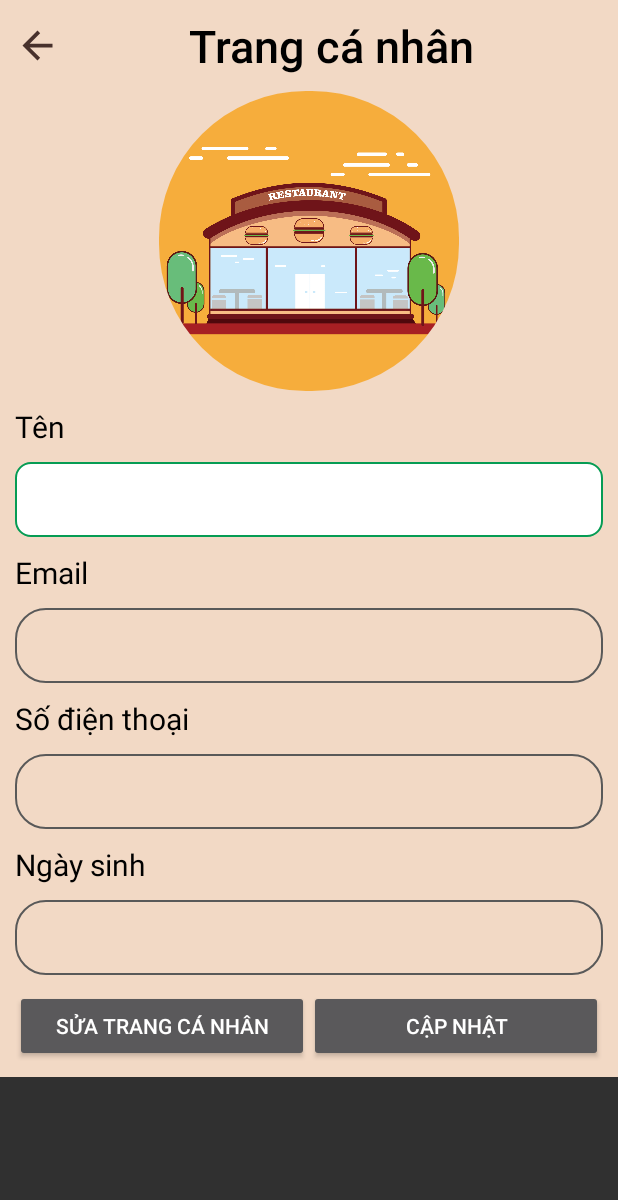
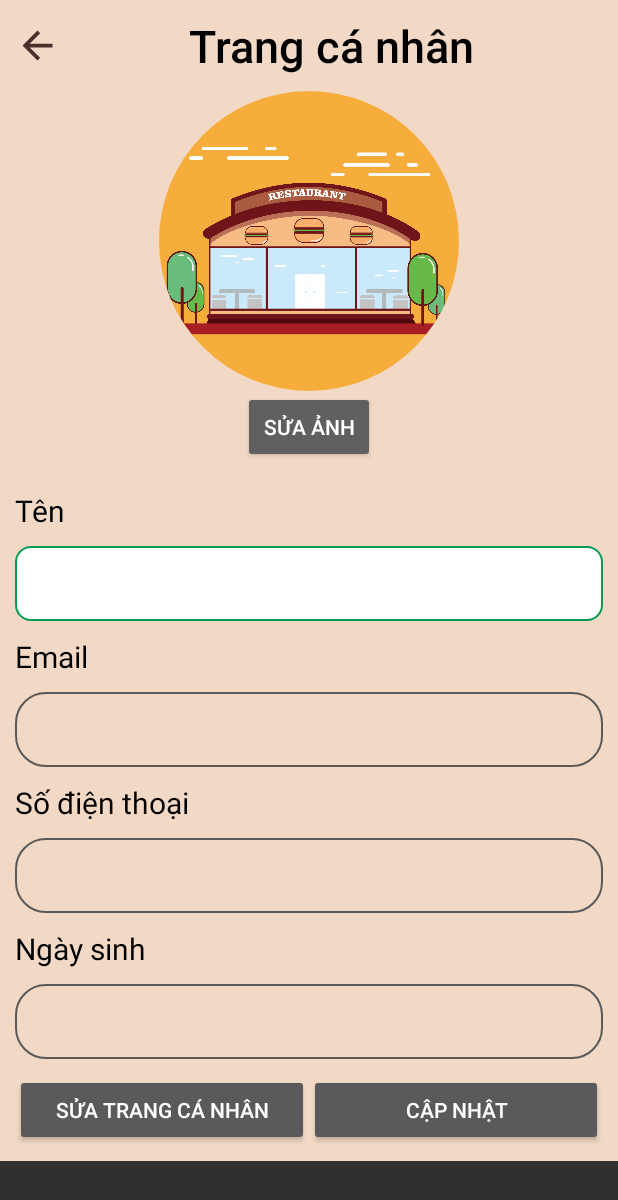
Before and after one commit to liorion-nguyen/manager-cafe, an Android app: the Profile screen opened directly, with no data from a screen before it, on a phone screen of 412 x 824 dp. Shown: the top 1200 px of the screen. Run offline under Robolectric (Android 15) with nearby library versions, the light colour scheme and no system bars.

Commit message:
profile them nut sua anh

```diff
--- a/app/src/main/res/layout/activity_profile.xml
+++ b/app/src/main/res/layout/activity_profile.xml
@@ -38,12 +38,7 @@
                 android:layout_width="match_parent"
                 android:layout_height="wrap_content" />
         </LinearLayout>
-        <!--        <ImageView-->
-        <!--            android:src="@drawable/nhahang"-->
-        <!--            android:layout_marginTop="10dp"-->
-        <!--            android:layout_width="200dp"-->
-        <!--            android:layout_height="200dp"-->
-        <!--            />-->
+<!--        thu vien tao khung anh-->
             <com.google.android.material.imageview.ShapeableImageView
                 android:id="@+id/imgAnh"
                 android:layout_marginTop="10dp"
@@ -52,6 +47,15 @@
                 app:shapeAppearanceOverlay="@style/roundedImageView"
                 android:src="@drawable/nhahang"
                 />
+            <Button
+                android:id="@+id/changeImageButton"
+                android:layout_width="wrap_content"
+                android:layout_height="wrap_content"
+                android:layout_gravity="bottom|center_horizontal"
+                android:layout_marginBottom="8dp"
+                android:text="Sửa ảnh"
+                android:backgroundTint="#615F5F"
+                android:textColor="@android:color/white" />
         <TextView
             android:textColor="#000000"
             android:textSize="20dp"
@@ -126,12 +130,14 @@
             android:layout_marginTop="10dp"
             >
             <Button
+                android:id="@+id/btnSuaProfile"
                 android:layout_width="match_parent"
                 android:layout_height="wrap_content"
                 android:layout_weight="1"
                 android:text="Sửa trang cá nhân"
                 />
             <Button
+                android:id="@+id/btnUpdateProfile"
                 android:layout_width="match_parent"
                 android:layout_height="wrap_content"
                 android:layout_weight="1"
--- a/app/src/main/res/values/circleround_image.xml
+++ b/app/src/main/res/values/circleround_image.xml
@@ -2,6 +2,6 @@
 <resources>
     <style name="roundedImageView" >
         <item name="cornerFamily">rounded</item>
-        <item name="cornerSize">49%</item>
+        <item name="cornerSize">50%</item>
     </style>
 </resources>
```
Lines whose indentation alone changed are shown as unchanged.
